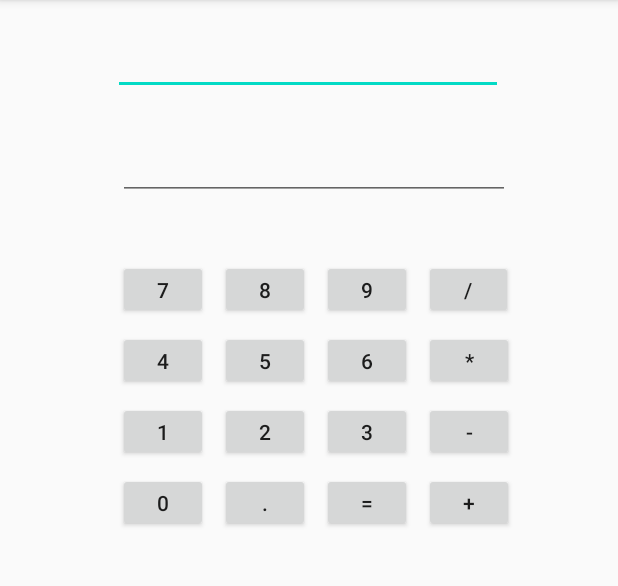
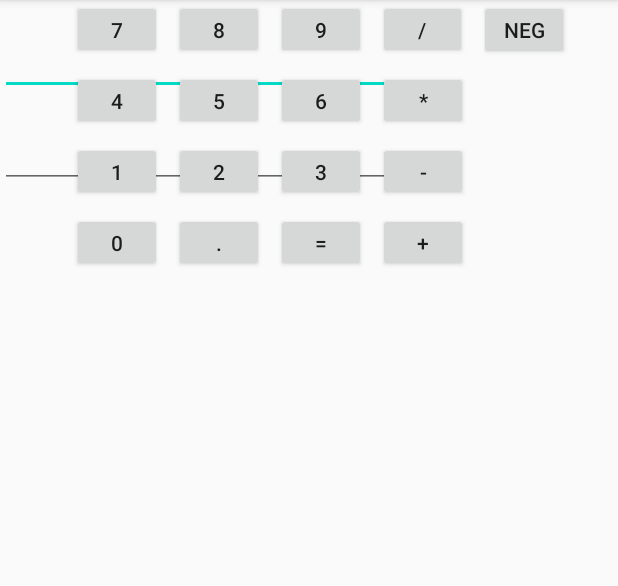
Before and after one commit to DSkilton/AndroidCalculator, an Android app: the screen it shows after launch (MainActivity), on a phone screen of 412 x 824 dp, the part 84-670 px from its top. Run offline under Robolectric (Android 15) with nearby library versions, the phone set to English and light mode, and no system bars; 1 statement that could not run was skipped.

Commit message:
added neg button to portrait layout and removed and added constraints

```diff
--- a/app/src/main/java/com/duncancodes/androidcalculator/MainActivity.java
+++ b/app/src/main/java/com/duncancodes/androidcalculator/MainActivity.java
@@ -95,6 +95,28 @@ public class MainActivity extends AppCompatActivity {
         buttonMultiply.setOnClickListener(opListener);
         buttonMinus.setOnClickListener(opListener);
         buttonPlus.setOnClickListener(opListener);
+
+        Button buttonNeg = (Button) findViewById(R.id.buttonNeg);
+
+        buttonNeg.setOnClickListener(new View.OnClickListener() {
+            @Override
+            public void onClick(View v) {
+                String value = newNumber.getText().toString();
+                if(value.length() ==0){
+                    newNumber.setText("-");
+                } else {
+                    try{
+                        Double doubleValue = Double.valueOf(value);
+                        doubleValue *= -1;
+                        newNumber.setText(doubleValue.toString());
+                    }  catch
+                    (NumberFormatException e){
+                        // newNumber was "-" or ".", so clear it
+                        newNumber.setText("");
+                    }
+                }
+            }
+        });
     }
 
     @Override
--- a/app/src/main/res/layout-land/activity_main.xml
+++ b/app/src/main/res/layout-land/activity_main.xml
@@ -128,8 +128,8 @@
         android:id="@+id/button8"
         android:layout_width="60dp"
         android:layout_height="39dp"
-        android:layout_marginEnd="16dp"
-        android:layout_marginRight="16dp"
+        android:layout_marginEnd="8dp"
+        android:layout_marginRight="8dp"
         android:minWidth="46dp"
         android:text="8"
         app:layout_constraintBottom_toBottomOf="@+id/button9"
@@ -139,13 +139,34 @@
         android:id="@+id/button9"
         android:layout_width="60dp"
         android:layout_height="39dp"
-        android:layout_marginStart="8dp"
-        android:layout_marginLeft="8dp"
         android:layout_marginTop="8dp"
         android:minWidth="46dp"
         android:text="9"
-        app:layout_constraintStart_toStartOf="@+id/guideline2"
+        app:layout_constraintEnd_toEndOf="parent"
+        app:layout_constraintStart_toStartOf="parent"
         app:layout_constraintTop_toBottomOf="@+id/result" />
+
+    <Button
+        android:id="@+id/buttonDivide"
+        android:layout_width="60dp"
+        android:layout_height="40dp"
+        android:layout_marginStart="8dp"
+        android:layout_marginLeft="8dp"
+        android:minWidth="46dp"
+        android:text="/"
+        app:layout_constraintBottom_toBottomOf="@+id/button9"
+        app:layout_constraintStart_toEndOf="@+id/button9" />
+
+    <Button
+        android:id="@+id/buttonNeg"
+        android:layout_width="60dp"
+        android:layout_height="40dp"
+        android:layout_marginStart="8dp"
+        android:layout_marginLeft="8dp"
+        android:minWidth="46dp"
+        android:text="Neg"
+        app:layout_constraintBottom_toBottomOf="@+id/buttonDivide"
+        app:layout_constraintStart_toEndOf="@+id/buttonDivide" />
 
     <Button
         android:id="@+id/buttonEquals"
@@ -167,17 +188,6 @@
         android:text="*"
         app:layout_constraintBottom_toBottomOf="@+id/button6"
         app:layout_constraintStart_toEndOf="@+id/button6" />
-
-    <Button
-        android:id="@+id/buttonDivide"
-        android:layout_width="60dp"
-        android:layout_height="40dp"
-        android:layout_marginStart="8dp"
-        android:layout_marginLeft="8dp"
-        android:minWidth="46dp"
-        android:text="/"
-        app:layout_constraintBottom_toBottomOf="@+id/button9"
-        app:layout_constraintStart_toEndOf="@+id/button9" />
 
     <Button
         android:id="@+id/buttonPlus"
--- a/app/src/main/res/layout/activity_main.xml
+++ b/app/src/main/res/layout/activity_main.xml
@@ -6,150 +6,199 @@
     android:layout_height="match_parent"
     tools:context=".MainActivity">
 
+    <Button
+        android:id="@+id/buttonNeg2"
+        android:layout_width="60dp"
+        android:layout_height="40dp"
+        android:layout_marginStart="8dp"
+        android:layout_marginLeft="8dp"
+        android:minWidth="46dp"
+        android:text="Neg"
+        app:layout_constraintBottom_toBottomOf="@+id/buttonDivide"
+        app:layout_constraintStart_toEndOf="@+id/buttonDivide" />
+
     <EditText
         android:id="@+id/result"
         android:layout_width="260dp"
         android:layout_height="55dp"
-        android:layout_marginStart="8dp"
-        android:layout_marginLeft="8dp"
         android:layout_marginTop="8dp"
-        android:layout_marginEnd="8dp"
-        android:layout_marginRight="8dp"
         android:ems="10"
         android:inputType="numberSigned|numberDecimal"
-        app:layout_constraintBottom_toTopOf="@+id/newNumber"
-        app:layout_constraintEnd_toEndOf="parent"
-        app:layout_constraintHorizontal_bias="0.496"
-        app:layout_constraintStart_toStartOf="parent"
         app:layout_constraintTop_toTopOf="parent"
-        app:layout_constraintVertical_bias="0.322" />
+        tools:layout_editor_absoluteX="76dp" />
 
     <EditText
         android:id="@+id/newNumber"
         android:layout_width="261dp"
         android:layout_height="54dp"
-        android:layout_marginTop="16dp"
-        android:layout_marginEnd="72dp"
-        android:layout_marginRight="72dp"
+        android:layout_marginTop="8dp"
         android:ems="10"
         android:inputType="numberSigned|numberDecimal"
-        app:layout_constraintEnd_toEndOf="parent"
-        app:layout_constraintTop_toBottomOf="@+id/result" />
+        app:layout_constraintTop_toBottomOf="@+id/result"
+        tools:layout_editor_absoluteX="76dp" />
 
     <TextView
         android:id="@+id/operation"
         android:layout_width="wrap_content"
         android:layout_height="wrap_content"
+        android:layout_marginEnd="16dp"
+        android:layout_marginRight="16dp"
+        android:text=""
+        app:layout_constraintBottom_toBottomOf="@+id/button7"
+        app:layout_constraintEnd_toStartOf="@+id/button7"
+        app:layout_constraintTop_toTopOf="@+id/button7" />
+
+    <Button
+        android:id="@+id/button8"
+        android:layout_width="60dp"
+        android:layout_height="39dp"
+        android:layout_marginEnd="8dp"
+        android:layout_marginRight="8dp"
+        android:minWidth="46dp"
+        android:text="8"
+        app:layout_constraintBottom_toBottomOf="@+id/button9"
+        app:layout_constraintEnd_toStartOf="@+id/button9" />
+
+    <Button
+        android:id="@+id/button4"
+        android:layout_width="60dp"
+        android:layout_height="39dp"
+        android:layout_marginEnd="8dp"
+        android:layout_marginRight="8dp"
+        android:minWidth="46dp"
+        android:text="4"
+        app:layout_constraintBottom_toBottomOf="@+id/button5"
+        app:layout_constraintEnd_toStartOf="@+id/button5"
+        app:layout_constraintStart_toStartOf="@+id/button7" />
+
+    <Button
+        android:id="@+id/button1"
+        android:layout_width="60dp"
+        android:layout_height="39dp"
+        android:layout_marginEnd="8dp"
+        android:layout_marginRight="8dp"
+        android:minWidth="46dp"
+        android:text="1"
+        app:layout_constraintBottom_toBottomOf="@+id/button2"
+        app:layout_constraintEnd_toStartOf="@+id/button2"
+        app:layout_constraintStart_toStartOf="@+id/button4" />
+
+    <Button
+        android:id="@+id/buttonDecimal"
+        android:layout_width="60dp"
+        android:layout_height="39dp"
+        android:layout_marginEnd="8dp"
+        android:layout_marginRight="8dp"
+        android:minWidth="46dp"
+        android:text="."
+        app:layout_constraintBottom_toBottomOf="@+id/buttonEquals"
+        app:layout_constraintEnd_toStartOf="@+id/buttonEquals"
+        app:layout_constraintStart_toStartOf="@+id/button2" />
+
+    <Button
+        android:id="@+id/button3"
+        android:layout_width="60dp"
+        android:layout_height="39dp"
+        android:layout_marginTop="8dp"
+        android:minWidth="46dp"
+        android:text="3"
+        app:layout_constraintStart_toStartOf="@+id/button6"
+        app:layout_constraintTop_toBottomOf="@+id/button6" />
+
+    <Button
+        android:id="@+id/buttonEquals"
+        android:layout_width="60dp"
+        android:layout_height="39dp"
+        android:layout_marginTop="8dp"
+        android:minWidth="46dp"
+        android:text="="
+        app:layout_constraintStart_toStartOf="@+id/button3"
+        app:layout_constraintTop_toBottomOf="@+id/button3" />
+
+    <Button
+        android:id="@+id/buttonMultiply"
+        android:layout_width="60dp"
+        android:layout_height="39dp"
         android:layout_marginStart="8dp"
         android:layout_marginLeft="8dp"
-        android:layout_marginTop="8dp"
-        android:text=""
-        app:layout_constraintBaseline_toBaselineOf="@id/newNumber"
-        app:layout_constraintEnd_toStartOf="@+id/button7"
-        app:layout_constraintStart_toStartOf="parent"
-        app:layout_constraintTop_toTopOf="@+id/newNumber" />
+        android:minWidth="46dp"
+        android:text="*"
+        app:layout_constraintBottom_toBottomOf="@+id/button6"
+        app:layout_constraintStart_toEndOf="@+id/button6" />
+
+    <Button
+        android:id="@+id/button2"
+        android:layout_width="60dp"
+        android:layout_height="39dp"
+        android:layout_marginEnd="8dp"
+        android:layout_marginRight="8dp"
+        android:minWidth="46dp"
+        android:text="2"
+        app:layout_constraintBottom_toBottomOf="@+id/button3"
+        app:layout_constraintEnd_toStartOf="@+id/button3"
+        app:layout_constraintStart_toStartOf="@+id/button5" />
+
+    <Button
+        android:id="@+id/buttonPlus"
+        android:layout_width="60dp"
+        android:layout_height="39dp"
+        android:minWidth="46dp"
+        android:text="+"
+        app:layout_constraintBottom_toBottomOf="@+id/buttonEquals"
+        app:layout_constraintStart_toStartOf="@+id/buttonMinus" />
 
     <Button
         android:id="@+id/button0"
         android:layout_width="60dp"
         android:layout_height="39dp"
-        android:layout_marginTop="8dp"
         android:layout_marginEnd="8dp"
         android:layout_marginRight="8dp"
         android:minWidth="46dp"
         android:text="0"
+        app:layout_constraintBottom_toBottomOf="@+id/buttonDecimal"
         app:layout_constraintEnd_toStartOf="@+id/buttonDecimal"
-        app:layout_constraintStart_toStartOf="@+id/button1"
-        app:layout_constraintTop_toBottomOf="@+id/button1" />
+        app:layout_constraintStart_toStartOf="@+id/button1" />
 
     <Button
-        android:id="@+id/button1"
-        android:layout_width="60dp"
-        android:layout_height="39dp"
-        android:layout_marginTop="8dp"
-        android:layout_marginEnd="8dp"
-        android:layout_marginRight="8dp"
-        android:minWidth="46dp"
-        android:text="1"
-        app:layout_constraintEnd_toStartOf="@+id/button2"
-        app:layout_constraintStart_toStartOf="@+id/button4"
-        app:layout_constraintTop_toBottomOf="@+id/button4" />
-
-    <Button
-        android:id="@+id/button2"
-        android:layout_width="60dp"
-        android:layout_height="39dp"
-        android:layout_marginStart="8dp"
-        android:layout_marginLeft="8dp"
-        android:minWidth="46dp"
-        android:text="2"
-        app:layout_constraintStart_toEndOf="@+id/button1"
-        app:layout_constraintTop_toTopOf="@+id/button1" />
-
-    <Button
-        android:id="@+id/button3"
-        android:layout_width="60dp"
-        android:layout_height="39dp"
-        android:layout_marginStart="8dp"
-        android:layout_marginLeft="8dp"
-        android:minWidth="46dp"
-        android:text="3"
-        app:layout_constraintStart_toEndOf="@+id/button2"
-        app:layout_constraintTop_toTopOf="@+id/button2" />
-
-    <Button
-        android:id="@+id/button4"
+        android:id="@+id/button6"
         android:layout_width="60dp"
         android:layout_height="39dp"
         android:layout_marginTop="8dp"
         android:minWidth="46dp"
-        android:text="4"
-        app:layout_constraintStart_toStartOf="@+id/button7"
-        app:layout_constraintTop_toBottomOf="@+id/button7" />
+        android:text="6"
+        app:layout_constraintStart_toStartOf="@+id/button9"
+        app:layout_constraintTop_toBottomOf="@+id/button9" />
+
+    <Button
+        android:id="@+id/buttonMinus"
+        android:layout_width="60dp"
+        android:layout_height="39dp"
+        android:minWidth="46dp"
+        android:text="-"
+        app:layout_constraintBottom_toBottomOf="@+id/button3"
+        app:layout_constraintStart_toStartOf="@+id/buttonMultiply" />
 
     <Button
         android:id="@+id/button5"
         android:layout_width="60dp"
         android:layout_height="39dp"
-        android:layout_marginStart="8dp"
-        android:layout_marginLeft="8dp"
+        android:layout_marginEnd="8dp"
+        android:layout_marginRight="8dp"
         android:minWidth="46dp"
         android:text="5"
-        app:layout_constraintStart_toEndOf="@+id/button4"
-        app:layout_constraintTop_toTopOf="@+id/button4" />
-
-    <Button
-        android:id="@+id/button6"
-        android:layout_width="60dp"
-        android:layout_height="39dp"
-        android:layout_marginStart="8dp"
-        android:layout_marginLeft="8dp"
-        android:minWidth="46dp"
-        android:text="6"
-        app:layout_constraintStart_toEndOf="@+id/button5"
-        app:layout_constraintTop_toTopOf="@+id/button5" />
+        app:layout_constraintBottom_toBottomOf="@+id/button6"
+        app:layout_constraintEnd_toStartOf="@+id/button6" />
 
     <Button
         android:id="@+id/button7"
         android:layout_width="60dp"
         android:layout_height="39dp"
-        android:layout_marginTop="40dp"
+        android:layout_marginEnd="8dp"
+        android:layout_marginRight="8dp"
         android:minWidth="46dp"
         android:text="7"
-        app:layout_constraintStart_toStartOf="@+id/newNumber"
-        app:layout_constraintTop_toBottomOf="@+id/newNumber" />
-
-    <Button
-        android:id="@+id/button8"
-        android:layout_width="60dp"
-        android:layout_height="39dp"
-        android:layout_marginStart="8dp"
-        android:layout_marginLeft="8dp"
-        android:minWidth="46dp"
-        android:text="8"
-        app:layout_constraintEnd_toStartOf="@+id/button9"
-        app:layout_constraintStart_toEndOf="@+id/button7"
-        app:layout_constraintTop_toTopOf="@+id/button7" />
+        app:layout_constraintBottom_toBottomOf="@+id/button8"
+        app:layout_constraintEnd_toStartOf="@+id/button8" />
 
     <Button
         android:id="@+id/button9"
@@ -157,10 +206,14 @@
         android:layout_height="39dp"
         android:layout_marginStart="8dp"
         android:layout_marginLeft="8dp"
+        android:layout_marginEnd="8dp"
+        android:layout_marginRight="8dp"
         android:minWidth="46dp"
         android:text="9"
-        app:layout_constraintStart_toEndOf="@+id/button8"
-        app:layout_constraintTop_toTopOf="@+id/button8" />
+        app:layout_constraintEnd_toEndOf="parent"
+        app:layout_constraintHorizontal_bias="0.524"
+        app:layout_constraintStart_toStartOf="parent"
+        tools:layout_editor_absoluteY="143dp" />
 
     <Button
         android:id="@+id/buttonDivide"
@@ -170,62 +223,14 @@
         android:layout_marginLeft="8dp"
         android:minWidth="46dp"
         android:text="/"
-        app:layout_constraintStart_toEndOf="@+id/button9"
-        app:layout_constraintTop_toTopOf="@+id/button9" />
+        app:layout_constraintBottom_toBottomOf="@+id/button9"
+        app:layout_constraintStart_toEndOf="@+id/button9" />
 
-    <Button
-        android:id="@+id/buttonMultiply"
-        android:layout_width="60dp"
-        android:layout_height="39dp"
-        android:layout_marginStart="8dp"
-        android:layout_marginLeft="8dp"
-        android:minWidth="46dp"
-        android:text="*"
-        app:layout_constraintStart_toEndOf="@+id/button6"
-        app:layout_constraintTop_toTopOf="@+id/button6" />
-
-    <Button
-        android:id="@+id/buttonMinus"
-        android:layout_width="60dp"
-        android:layout_height="39dp"
-        android:layout_marginStart="8dp"
-        android:layout_marginLeft="8dp"
-        android:minWidth="46dp"
-        android:text="-"
-        app:layout_constraintStart_toEndOf="@+id/button3"
-        app:layout_constraintTop_toTopOf="@+id/button3" />
-
-    <Button
-        android:id="@+id/buttonPlus"
-        android:layout_width="60dp"
-        android:layout_height="39dp"
-        android:layout_marginStart="8dp"
-        android:layout_marginLeft="8dp"
-        android:minWidth="46dp"
-        android:text="+"
-        app:layout_constraintStart_toEndOf="@+id/buttonEquals"
-        app:layout_constraintTop_toTopOf="@+id/buttonEquals" />
-
-    <Button
-        android:id="@+id/buttonDecimal"
-        android:layout_width="60dp"
-        android:layout_height="39dp"
-        android:layout_marginStart="8dp"
-        android:layout_marginLeft="8dp"
-        android:minWidth="46dp"
-        android:text="."
-        app:layout_constraintStart_toEndOf="@+id/button0"
-        app:layout_constraintTop_toTopOf="@+id/button0" />
-
-    <Button
-        android:id="@+id/buttonEquals"
-        android:layout_width="60dp"
-        android:layout_height="39dp"
-        android:layout_marginStart="8dp"
-        android:layout_marginLeft="8dp"
-        android:minWidth="46dp"
-        android:text="="
-        app:layout_constraintStart_toEndOf="@+id/buttonDecimal"
-        app:layout_constraintTop_toTopOf="@+id/buttonDecimal" />
+    <android.support.constraint.Barrier
+        android:id="@+id/barrier"
+        android:layout_width="wrap_content"
+        android:layout_height="wrap_content"
+        app:barrierDirection="left"
+        tools:layout_editor_absoluteX="411dp" />
 
 </android.support.constraint.ConstraintLayout>
```
